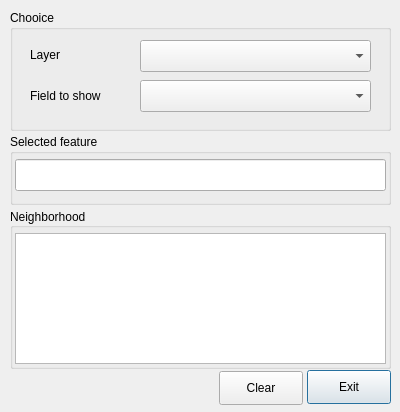
Above: neighbor_dialog_base.ui from salomoneinstein/QNeighborhood before the change. Below: the same form after it.
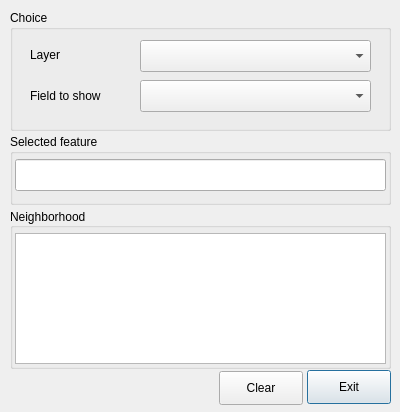
That is the form after the change. Custom widgets are drawn as their Qt base class.

Commit message: Fixed some spelling mistakes

```diff
--- a/neighbor_dialog_base.ui
+++ b/neighbor_dialog_base.ui
@@ -100,7 +100,7 @@
     </rect>
    </property>
    <property name="title">
-    <string>Chooice</string>
+    <string>Choice</string>
    </property>
    <widget class="QgsFieldComboBox" name="cbxFields">
     <property name="geometry">
```
Left out of the diff: 2 changed lines with no effect on the pictures. The commit also changes 1 other file.
